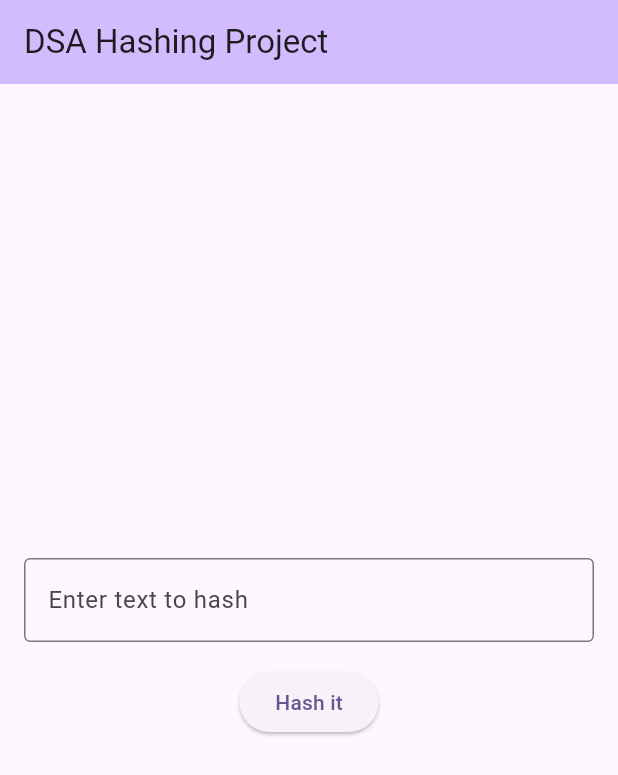
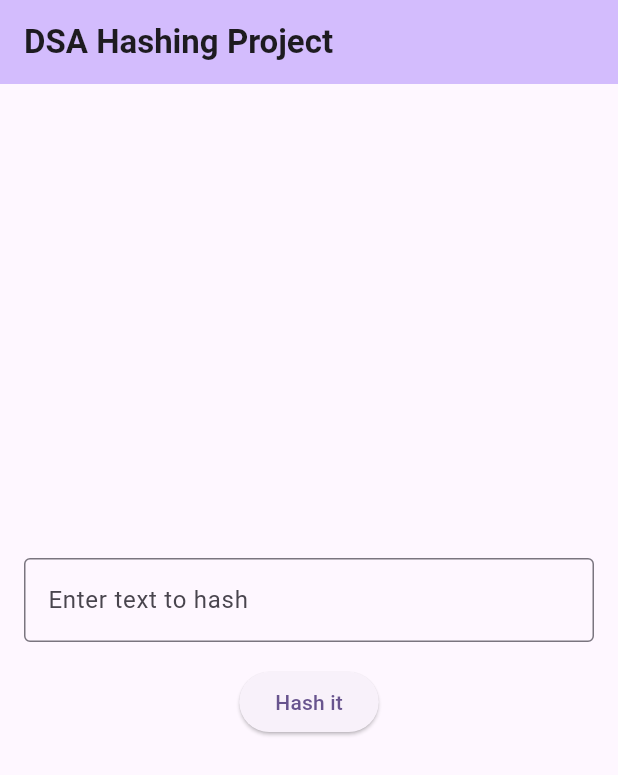
Before and after one commit to joesokhen/dsa_hash, a Flutter app: the screen it shows after launch, on a phone screen of 412 x 824 dp. Shown: the top 775 px of the screen. Run offline on Flutter 3.47's test engine with Material 3 defaults, Android fonts, the phone set to English and light mode, and no system bars; missing offline and left inert: cryptography.

Commit message:
main: title change font weight. to w700
Signed-off-by: Joe Al Sokhen <jya20008@students.aust.edu.lb>

```diff
--- a/lib/main.dart
+++ b/lib/main.dart
@@ -97,7 +97,7 @@
         backgroundColor: Theme.of(context).colorScheme.inversePrimary,
         // Here we take the value from the MyHomePage object that was created by
         // the App.build method, and use it to set our appbar title.
-        title: Text(widget.title),
+        title: Text(widget.title, style: const TextStyle(fontWeight: FontWeight.w700)),
       ),
       body: Padding(
         padding: const EdgeInsets.all(16.0),
```
